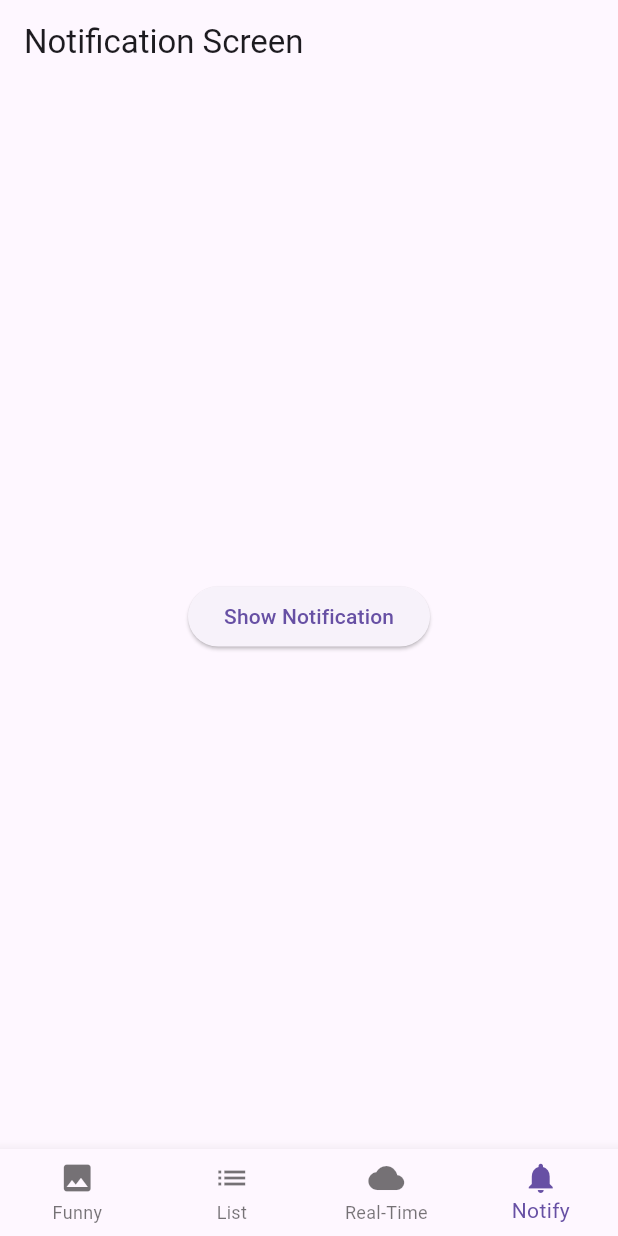
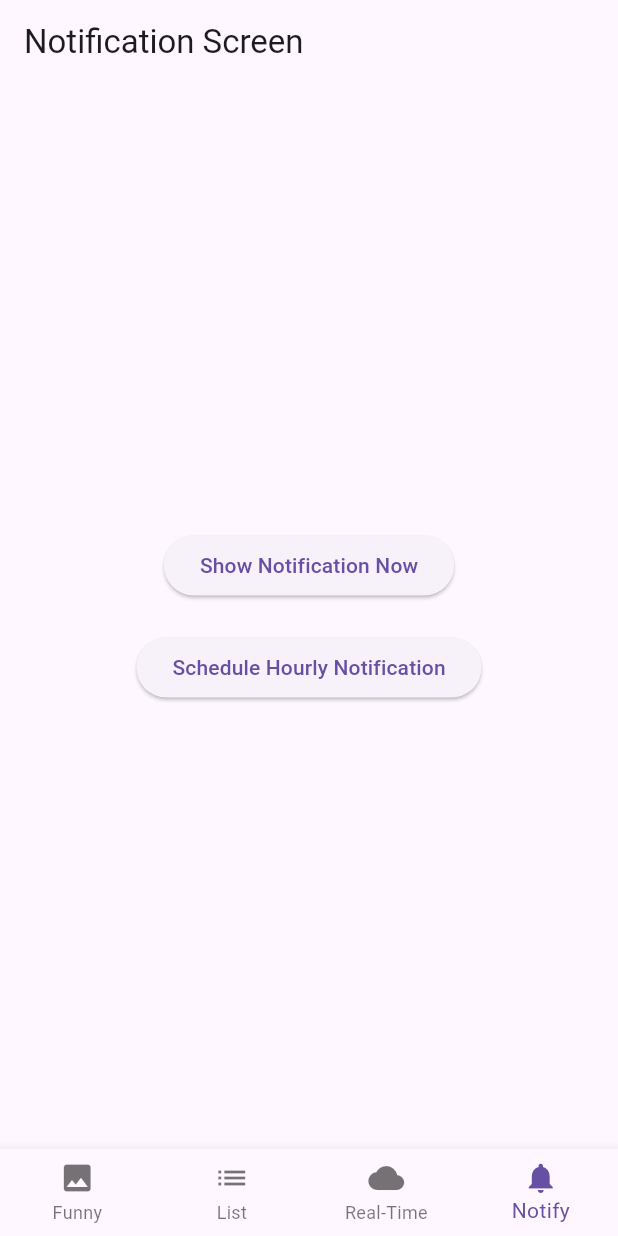
Before and after one commit to sandeep14k/iitm-t2, a Flutter app: the screen it shows after launch, item 4 of the bottom bar chosen, on a phone screen of 412 x 824 dp. Run offline on Flutter 3.47's test engine with Material 3 defaults, Android fonts, the phone set to English and light mode, and no system bars; our stand-ins replace flutter_local_notifications, permission_handler; missing offline and left inert: workmanager; network calls fail.

Commit message:
second committ

```diff
--- a/lib/screens/notification_screen.dart
+++ b/lib/screens/notification_screen.dart
@@ -1,6 +1,7 @@
 import 'package:flutter/material.dart';
+import 'package:permission_handler/permission_handler.dart';
+import 'package:workmanager/workmanager.dart';
 import '../services/notification_service.dart';
-import 'package:permission_handler/permission_handler.dart';
 
 class NotificationScreen extends StatefulWidget {
   @override
@@ -23,14 +24,32 @@ class _NotificationScreenState extends State<NotificationScreen> {
     }
   }
 
+  void scheduleNotification() {
+    Workmanager().registerPeriodicTask(
+      'task_id', // A unique task ID
+      'simpleTask', // The name of the task
+      frequency: Duration(minutes: 5), // Repeat every hour
+    );
+  }
+
   @override
   Widget build(BuildContext context) {
     return Scaffold(
       appBar: AppBar(title: Text('Notification Screen')),
       body: Center(
-        child: ElevatedButton(
-          onPressed: () => notificationService.showNotification(),
-          child: Text('Show Notification'),
+        child: Column(
+          mainAxisAlignment: MainAxisAlignment.center,
+          children: <Widget>[
+            ElevatedButton(
+              onPressed: () => notificationService.showNotification(),
+              child: Text('Show Notification Now'),
+            ),
+            SizedBox(height: 20),
+            ElevatedButton(
+              onPressed: scheduleNotification,
+              child: Text('Schedule Hourly Notification'),
+            ),
+          ],
         ),
       ),
     );
--- a/pubspec.yaml
+++ b/pubspec.yaml
@@ -38,7 +38,7 @@ dependencies:
   cupertino_icons: ^1.0.8
   flutter_local_notifications: 9.8.0
   permission_handler: ^10.2.0
-
+  workmanager: ^0.5.0
 
 dev_dependencies:
   flutter_test:
```
Also changed, not shown: lib/main.dart (+17 -1 lines), pubspec.lock, 1 other file.
